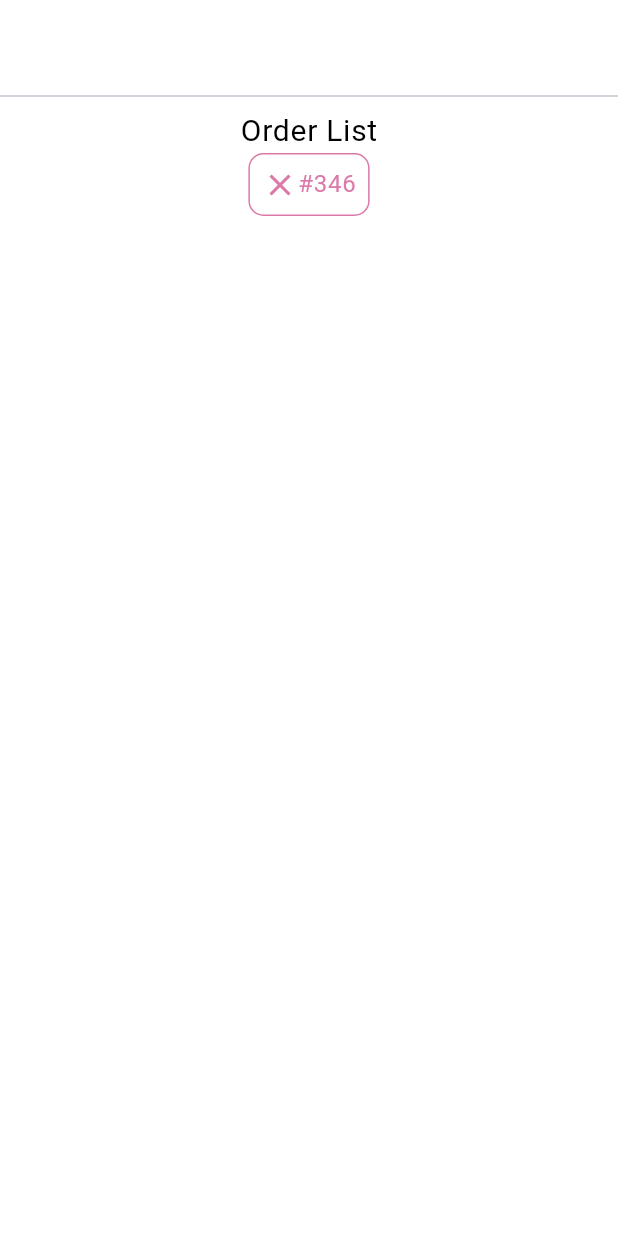
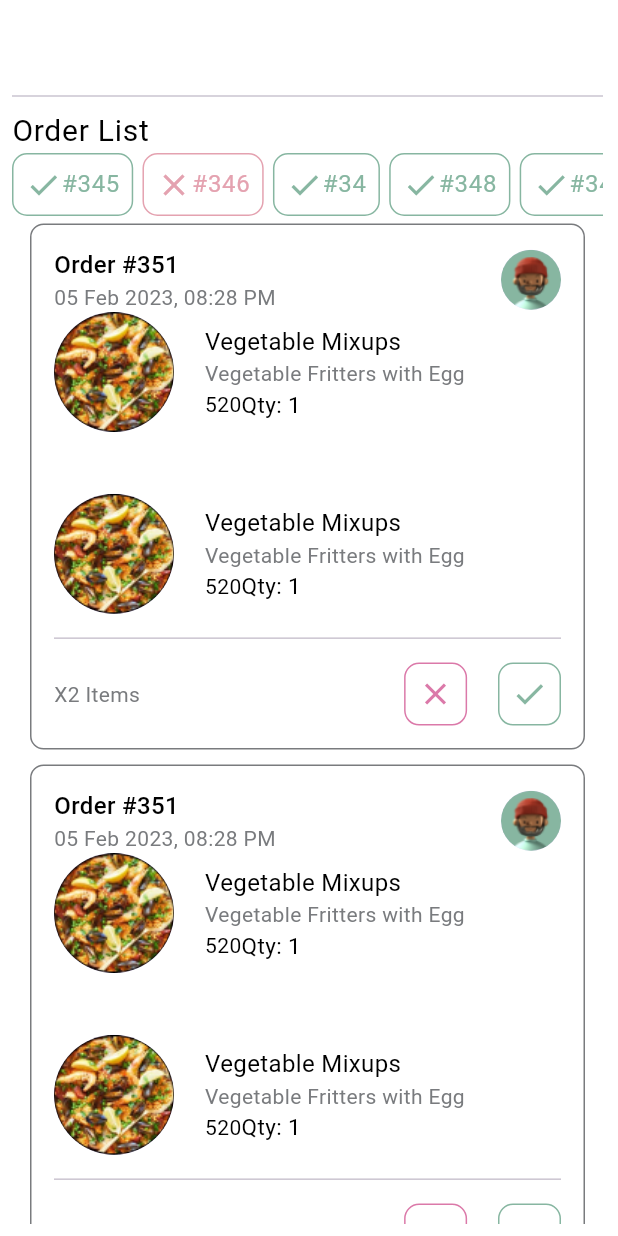
Before and after one commit to sznpok/online_food_app, a Flutter app: the OrderScreen screen opened directly, on a phone screen of 412 x 824 dp. Run offline on Flutter 3.47's test engine with Material 3 defaults, Android fonts, the phone set to English and light mode, and no system bars; our stand-ins replace google_fonts; missing offline and left inert: dart:ffi.

Commit message:
oder screen created

```diff
--- a/lib/main.dart
+++ b/lib/main.dart
@@ -5,6 +5,7 @@
 import 'core/themes/theme.dart';
 import 'presentation/view/menu_screen.dart';
 import 'presentation/view/order_screen.dart';
+import 'presentation/view/table_screen.dart';
 
 void main() {
   runApp(const MyApp());
@@ -19,7 +20,7 @@
     return MaterialApp(
 
      theme: theme(context),
-      home:  OrderScreen(),
+      home:  TableScreen(),
     );
   }
 }
--- a/lib/presentation/view/order_screen.dart
+++ b/lib/presentation/view/order_screen.dart
@@ -1,5 +1,7 @@
 import 'package:flutter/material.dart';
+import 'package:online_food_project/core/themes/size.dart';
 import 'package:online_food_project/core/themes/theme.dart';
+import 'package:online_food_project/presentation/widgets/custom_order_card.dart';
 
 class OrderScreen extends StatefulWidget {
   const OrderScreen({super.key});
@@ -14,44 +16,130 @@ class _OrderScreenState extends State<OrderScreen> {
     return Scaffold(
       backgroundColor: primaryColor,
       appBar: AppBar(),
-
-      body: Column(
+      body: Padding(
+        padding: const EdgeInsets.only(left: 8, right: 10, bottom: 8),
+        child: Column(
+          crossAxisAlignment: CrossAxisAlignment.start,
           children: [
             Divider(),
-          Text("Order List",
-          style: Theme.of(context).textTheme.bodyLarge!.copyWith(fontSize: 20, fontWeight: FontWeight.w400, color: blackColor),
+            Text(
+              "Order List",
+              style: Theme.of(context).textTheme.bodyLarge!.copyWith(
+                  fontSize: 20, fontWeight: FontWeight.w400, color: blackColor),
             ),
-
+             SizedBox(
+                    width: SizeConfig.screenWidth! * 0.01,
+                  ),
             SingleChildScrollView(
               scrollDirection: Axis.horizontal,
               child: Row(
                 children: [
-                  Container(
+                  OrderButtonWidget(
+                    buttonNum: "345",
+                    borderColor: Color(0xff87B6A1),
+                    icon: Icons.check,
+                    iconColor: Color(0xff87B6A1),
+                    txtColor: Color(0xff87B6A1),
+                  ),
+                  SizedBox(
+                    width: SizeConfig.screenWidth! * 0.015,
+                  ),
+                  OrderButtonWidget(
+                    buttonNum: "346",
+                    borderColor: Color(0xffE4A2B0),
+                    icon: Icons.close,
+                    iconColor: Color(0xffE4A2B0),
+                    txtColor: Color(0xffE4A2B0),
+                  ),
+                  SizedBox(
+                    width: SizeConfig.screenWidth! * 0.015,
+                  ),
+                  OrderButtonWidget(
+                    buttonNum: "34",
+                    borderColor: Color(0xff87B6A1),
+                    icon: Icons.check,
+                    iconColor: Color(0xff87B6A1),
+                    txtColor: Color(0xff87B6A1),
+                  ),
+                  SizedBox(
+                    width: SizeConfig.screenWidth! * 0.015,
+                  ),
+                  OrderButtonWidget(
+                    buttonNum: "348",
+                    borderColor: Color(0xff87B6A1),
+                    icon: Icons.check,
+                    iconColor: Color(0xff87B6A1),
+                    txtColor: Color(0xff87B6A1),
+                  ),
+                  SizedBox(
+                    width: SizeConfig.screenWidth! * 0.015,
+                  ),
+                  OrderButtonWidget(
+                    buttonNum: "343",
+                    borderColor: Color(0xff87B6A1),
+                    icon: Icons.check,
+                    iconColor: Color(0xff87B6A1),
+                    txtColor: Color(0xff87B6A1),
+                  ),
+                ],
+              ),
+            ),
+             SizedBox(
+                    width: SizeConfig.screenWidth! * 0.015,
+                  ),
+            Expanded(child: ListView.builder(
+              itemCount: 4,
+              itemBuilder: (context, index) {
+              return Padding(
+                padding: const EdgeInsets.symmetric(horizontal: 12, vertical: 5),
+                child: CustomOrderCard(),
+              );
+            })),
+          ],
+        ),
+      ),
+    );
+  }
+}
+
+//******************** */
+
+class OrderButtonWidget extends StatelessWidget {
+  final String buttonNum;
+  final Color txtColor;
+  final IconData icon;
+  final Color iconColor;
+  final Color borderColor;
+  const OrderButtonWidget(
+      {super.key,
+      required this.buttonNum,
+      required this.txtColor,
+      required this.icon,
+      required this.iconColor,
+      required this.borderColor});
+
+  @override
+  Widget build(BuildContext context) {
+    return Container(
       decoration: BoxDecoration(
           borderRadius: BorderRadius.circular(10),
           border: Border.all(
             width: 1,
-                          color: Color(0xffDB79A9),
+            color: borderColor,
           )),
       child: Padding(
         padding: const EdgeInsets.all(8.0),
         child: Row(
           children: [
-                          Icon(Icons.close, color: Color(0xffDB79A9)),
-
-                          Text("#346",
-                          style: Theme.of(context).textTheme.bodyLarge!.copyWith(fontSize: 16, fontWeight: FontWeight.w400, color: Color(0xffDB79A9)),
+            Icon(icon, color: iconColor),
+            Text(
+              "#$buttonNum",
+              style: Theme.of(context).textTheme.bodyLarge!.copyWith(
+                  fontSize: 16, fontWeight: FontWeight.w400, color: txtColor),
             ),
           ],
         ),
       ),
-                  ),
-
-              ],
-            ),
-          ),
-        ],
-      ),
     );
   }
 }
--- /dev/null
+++ b/lib/presentation/view/table_screen.dart
@@ -0,0 +1,25 @@
+import 'package:flutter/material.dart';
+import 'package:online_food_project/core/themes/theme.dart';
+
+class TableScreen extends StatefulWidget {
+  const TableScreen({super.key});
+
+  @override
+  State<TableScreen> createState() => _TableScreenState();
+}
+
+class _TableScreenState extends State<TableScreen> {
+  @override
+  Widget build(BuildContext context) {
+    return Scaffold(
+      appBar: AppBar(),
+      body: Column(
+        children: [
+          Text("TABLE LIST",
+          style: Theme.of(context).textTheme.bodyMedium!.copyWith(fontSize: 30, fontWeight: FontWeight.w600, color: blackColor),
+          )
+        ],
+      ),
+    );
+  }
+}
--- a/lib/presentation/widgets/custom_order_card.dart
+++ b/lib/presentation/widgets/custom_order_card.dart
@@ -186,7 +186,7 @@ class _CustomOrderCardState extends State<CustomOrderCard> {
                         )),
                     child: Padding(
                       padding: const EdgeInsets.all(8.0),
-                      child: Icon(Icons.cancel, color: Color(0xffDB79A9)),
+                      child: Icon(Icons.close, color: Color(0xffDB79A9)),
                     ),
                   ),
                   SizedBox(
@@ -197,11 +197,11 @@ class _CustomOrderCardState extends State<CustomOrderCard> {
                         borderRadius: BorderRadius.circular(10),
                         border: Border.all(
                           width: 1,
-                          color: Color(0xffDB79A9),
+                          color: Color(0xff87B6A1),
                         )),
                     child: Padding(
                       padding: const EdgeInsets.all(8.0),
-                      child: Icon(Icons.cancel, color: Color(0xffDB79A9)),
+                      child: Icon(Icons.check, color: Color(0xff87B6A1)),
                     ),
                   ),
                   SizedBox(
```
Lines whose indentation alone changed are shown as unchanged.
